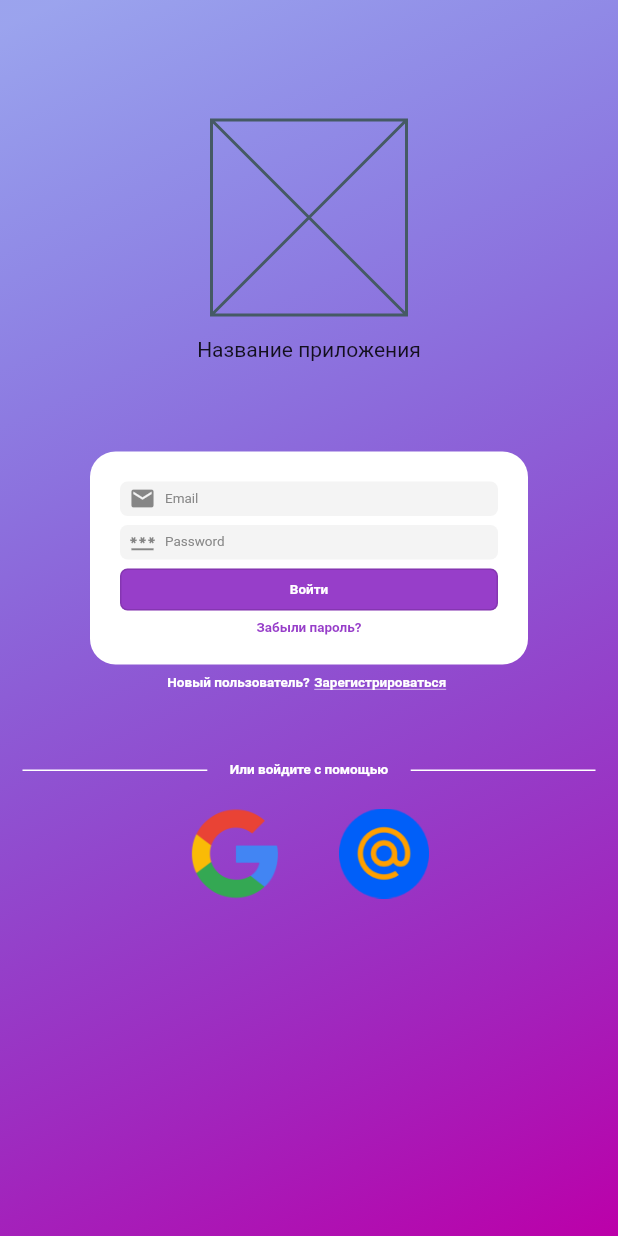
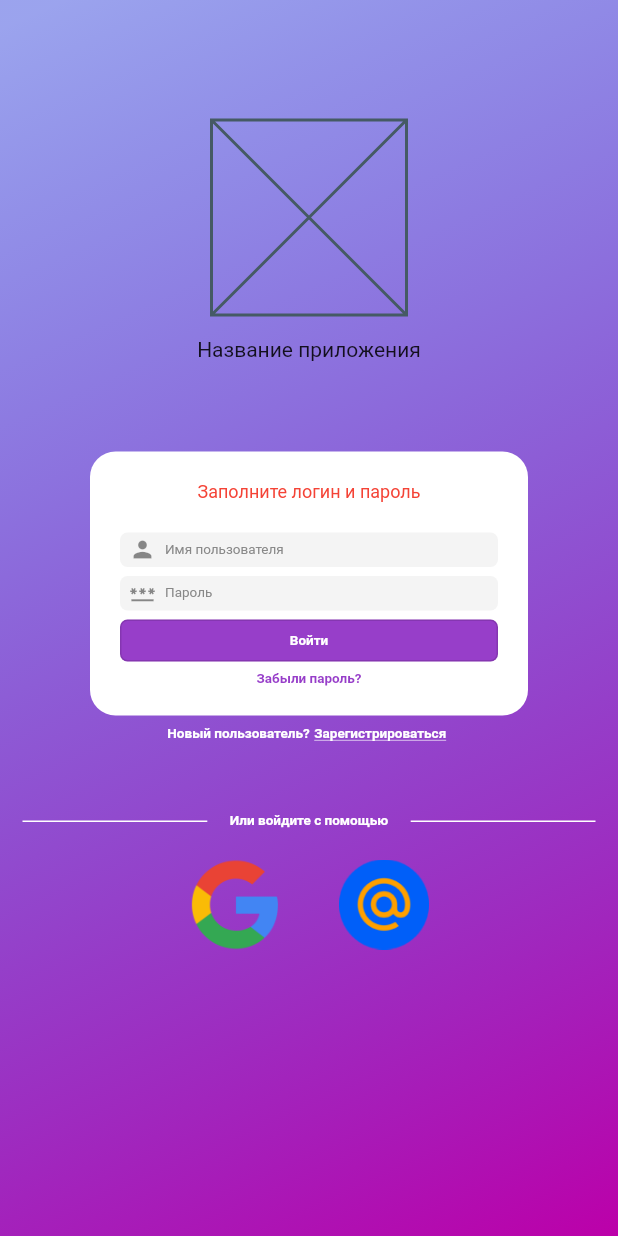
Before and after one commit to BorisBredikhin/polznak, a Flutter app: the screen it shows after launch, after a tap on "Войти", on a phone screen of 412 x 824 dp. Run offline on Flutter 3.47's test engine with Material 2 defaults, Android fonts, the phone set to English and light mode, and no system bars; our stand-ins replace flutter_secure_storage.

Commit message:
Добавлена авторизация и обработка ошибок при авторизации, реализовано сохранение токена при выходе из приложения и повторном открытии

```diff
--- a/mobile_client/lib/domain/api_client/api_client.dart
+++ b/mobile_client/lib/domain/api_client/api_client.dart
@@ -1,8 +1,8 @@
 import 'dart:convert';
-
+import 'dart:io';
 import 'package:http/http.dart' as http;
 
-enum ApiCLientExceptionType { Network, Auth, Other }
+enum ApiCLientExceptionType { network, auth, other }
 
 class ApiCLientException implements Exception {
   final ApiCLientExceptionType type;
@@ -11,17 +11,17 @@ class ApiCLientException implements Exception {
 }
 
 class ApiClient {
-  static const _host = 'http://127.0.0.1:8000';
+  static const _host = 'http://192.168.56.1:8000';
 
-  Future<void> auth({
+  Future<String> auth({
     required String username,
     required String password,
   }) async {
-    final token = _makeToken(
+    final token = await _makeToken(
       username: username,
       password: password,
     );
-    print(token);
+    return token;
   }
 
   Future<String> _makeToken({
@@ -33,18 +33,24 @@ class ApiClient {
       'password': password,
     };
 
-    final response = await http.post(
-        Uri.parse(_host+'/api-token-auth/'),
-        headers: {
-          'Content-Type': 'application/json'
-        },
-        body: jsonEncode(body)
-    );
-
-    if (response.statusCode != 200) {
-      throw Exception(response.body);
+    try {
+      final response = await http.post(
+        Uri.parse(_host + '/api-token-auth/'),
+        headers: {'Content-Type': 'application/json'},
+        body: jsonEncode(body),
+      );
+      if (response.statusCode != 200) {
+        throw ApiCLientException(ApiCLientExceptionType.auth);
+        // throw Exception(response.body);
+      }
+      final token = jsonDecode(response.body)['token'] as String;
+      return token;
+    } on SocketException {
+      throw ApiCLientException(ApiCLientExceptionType.network);
+    } on ApiCLientException {
+      rethrow;
+    } catch (e) {
+      throw ApiCLientException(ApiCLientExceptionType.other);
     }
-
-    return jsonDecode(response.body)['token'] as String;
   }
 }
--- a/mobile_client/lib/main.dart
+++ b/mobile_client/lib/main.dart
@@ -1,6 +1,10 @@
 import 'package:flutter/material.dart';
 import 'package:mobile_client/ui/app/my_app.dart';
+import 'package:mobile_client/ui/app/my_app_model.dart';
 
-void main() {
-  runApp(const MyApp());
+void main() async {
+  WidgetsFlutterBinding.ensureInitialized();
+  final model = MyAppModel();
+  await model.checkAuth();
+  runApp(MyApp(model: model));
 }
--- a/mobile_client/lib/navigation/main_navigation.dart
+++ b/mobile_client/lib/navigation/main_navigation.dart
@@ -2,18 +2,19 @@ import 'package:flutter/material.dart';
 import 'package:mobile_client/Library/Widgets/Inherited/provider.dart';
 import 'package:mobile_client/ui/widgets/auth/auth_model.dart';
 import 'package:mobile_client/ui/widgets/auth/auth_widget.dart';
+import 'package:mobile_client/ui/widgets/main_screen/main_screen_widget.dart';
 import 'package:mobile_client/ui/widgets/registration/registration_model.dart';
 import 'package:mobile_client/ui/widgets/registration/registration_widget.dart';
 
 class MainNavigationRouteNames {
   static const auth = 'auth';
   static const registration = 'registration';
+  static const mainScreen = '/';
 }
 
 class MainNavigation {
   String initialRoute(bool isAuth) => isAuth
-      //TODO: перейти на главный экран, заменив первый route auth
-      ? MainNavigationRouteNames.auth
+      ? MainNavigationRouteNames.mainScreen
       : MainNavigationRouteNames.auth;
   final routes = <String, Widget Function(BuildContext)>{
     MainNavigationRouteNames.auth: (context) => NotifierProvider(
@@ -24,6 +25,7 @@ class MainNavigation {
           model: RegistrationModel(),
           child: const RegistrationWidget(),
         ),
+    MainNavigationRouteNames.mainScreen: (context) => const MainScreenWidget(),
   };
   Route<Object> onGenerateRoute(RouteSettings settings) {
     switch (settings.name) {
--- a/mobile_client/lib/ui/app/my_app.dart
+++ b/mobile_client/lib/ui/app/my_app.dart
@@ -1,11 +1,14 @@
 import 'package:flutter/material.dart';
 import 'package:mobile_client/navigation/main_navigation.dart';
-import 'package:mobile_client/ui/widgets/auth/auth_widget.dart';
-import 'package:mobile_client/ui/widgets/registration/registration_widget.dart';
+import 'package:mobile_client/ui/app/my_app_model.dart';
 
 class MyApp extends StatelessWidget {
+  final MyAppModel model;
   static final mainNavigation = MainNavigation();
-  const MyApp({Key? key}) : super(key: key);
+  const MyApp({
+    Key? key,
+    required this.model,
+  }) : super(key: key);
 
   // This widget is the root of your application.
   @override
@@ -16,8 +19,8 @@ class MyApp extends StatelessWidget {
         primarySwatch: Colors.blue,
       ),
       routes: mainNavigation.routes,
-      //TODO Передать корректный isAuth
-      initialRoute: mainNavigation.initialRoute(true),
+      initialRoute: mainNavigation.initialRoute(model.isAuth),
+      //TODO указать onGenerateRoute
     );
   }
 }
--- /dev/null
+++ b/mobile_client/lib/ui/app/my_app_model.dart
@@ -0,0 +1,13 @@
+import 'package:mobile_client/domain/data_providers/token_data_provider.dart';
+
+class MyAppModel {
+  final _tokenDataProvider = TokenDataProvider();
+
+  var _isAuth = false;
+  bool get isAuth => _isAuth;
+
+  Future<void> checkAuth() async {
+    final token = await _tokenDataProvider.getToken();
+    _isAuth = token != null;
+  }
+}
--- a/mobile_client/lib/ui/widgets/auth/auth_form_widget.dart
+++ b/mobile_client/lib/ui/widgets/auth/auth_form_widget.dart
@@ -21,15 +21,15 @@ class FormWidget extends StatelessWidget {
             children: [
               const _ErrorMessageWidget(),
               _InputTextField(
-                prefixIcon: const Icon(Icons.mail),
-                hintText: 'Email',
+                prefixIcon: const Icon(Icons.person),
+                hintText: 'Имя пользователя',
                 isObscured: false,
-                controller: model?.mailTextController,
+                controller: model?.usernameTextController,
               ),
               const SizedBox(height: 6),
               _InputTextField(
                 prefixIcon: const Icon(Icons.password),
-                hintText: 'Password',
+                hintText: 'Пароль',
                 isObscured: true,
                 controller: model?.passwordTextController,
               ),
@@ -59,7 +59,7 @@ class _ErrorMessageWidget extends StatelessWidget {
           errorMessage,
           style: const TextStyle(
             color: Colors.red,
-            fontSize: 17,
+            fontSize: 12,
           ),
         ),
         const SizedBox(height: 20),
@@ -137,8 +137,8 @@ class _AuthButtonWidget extends StatelessWidget {
         model?.canStartAuth == true ? () => model?.auth(context) : null;
     final child = model?.isAuthProgress == true
         ? const SizedBox(
-            width: 15,
-            height: 15,
+            height: 10,
+            width: 10,
             child: CircularProgressIndicator(strokeWidth: 2),
           )
         : const Text(
--- a/mobile_client/lib/ui/widgets/auth/auth_model.dart
+++ b/mobile_client/lib/ui/widgets/auth/auth_model.dart
@@ -1,11 +1,14 @@
 import 'package:flutter/material.dart';
 import 'package:mobile_client/domain/api_client/api_client.dart';
+import 'package:mobile_client/domain/data_providers/token_data_provider.dart';
+import 'package:mobile_client/navigation/main_navigation.dart';
 
 class AuthModel extends ChangeNotifier {
   final _apiClient = ApiClient();
+  final _tokenDataProvider = TokenDataProvider();
 
-  final mailTextController = TextEditingController();
-  final passwordTextController = TextEditingController();
+  final usernameTextController = TextEditingController(); //text: 'admin'
+  final passwordTextController = TextEditingController(); //text: 'AdMiN_PaSswd'
 
   String? _errorMessage;
   String? get errorMessage => _errorMessage;
@@ -14,18 +17,55 @@ class AuthModel extends ChangeNotifier {
   bool get canStartAuth => !_isAuthProgress;
   bool get isAuthProgress => _isAuthProgress;
 
-  Future<void> auth (BuildContext context) async {
-    // TODO: Обработка входа
-    // final username = mailTextController.text;
-    // final password = passwordTextController.text;
-    const username = 'admin';
-    const password = 'admIn?1';
+  Future<void> auth(BuildContext context) async {
+    final username = usernameTextController.text;
+    final password = passwordTextController.text;
+
     if (username.isEmpty || password.isEmpty) {
       _errorMessage = 'Заполните логин и пароль';
       notifyListeners();
       return;
     }
-    _apiClient.auth(username: username, password: password);
-    print(username + password);
+
+    _errorMessage = null;
+    _isAuthProgress = true;
+    notifyListeners();
+
+    String? token;
+    try {
+      token = await _apiClient.auth(
+        username: username,
+        password: password,
+      );
+    } on ApiCLientException catch (e) {
+      switch (e.type) {
+        case ApiCLientExceptionType.network:
+          _errorMessage =
+              'Сервер недоступен. Проверьте подключение к интернету.';
+          break;
+        case ApiCLientExceptionType.auth:
+          _errorMessage = 'Неверный логин или пароль.';
+          break;
+        case ApiCLientExceptionType.other:
+          _errorMessage = 'Произошла ошибка, попробуйте еще раз.';
+          break;
+      }
+    }
+
+    _isAuthProgress = false;
+    if (_errorMessage != null) {
+      notifyListeners();
+      return;
+    }
+
+    if (token == null) {
+      _errorMessage = 'Неизвестная ошибка. Повторите попытку.';
+      notifyListeners();
+      return;
+    }
+
+    await _tokenDataProvider.setToken(token);
+    Navigator.of(context)
+        .pushReplacementNamed(MainNavigationRouteNames.mainScreen);
   }
 }
--- a/mobile_client/pubspec.yaml
+++ b/mobile_client/pubspec.yaml
@@ -25,6 +25,7 @@ dependencies:
     sdk: flutter
   pedantic: ^1.11.1
   http: ^0.13.4
+  flutter_secure_storage: ^4.2.1
 
 
   # The following adds the Cupertino Icons font to your application.
```
Also changed, not shown: mobile_client/lib/domain/data_providers/token_data_provider.dart (added, +21 -0 lines), mobile_client/lib/ui/widgets/main_screen/main_screen_widget.dart (added, +24 -0 lines), mobile_client/pubspec.lock, 1 other file.
